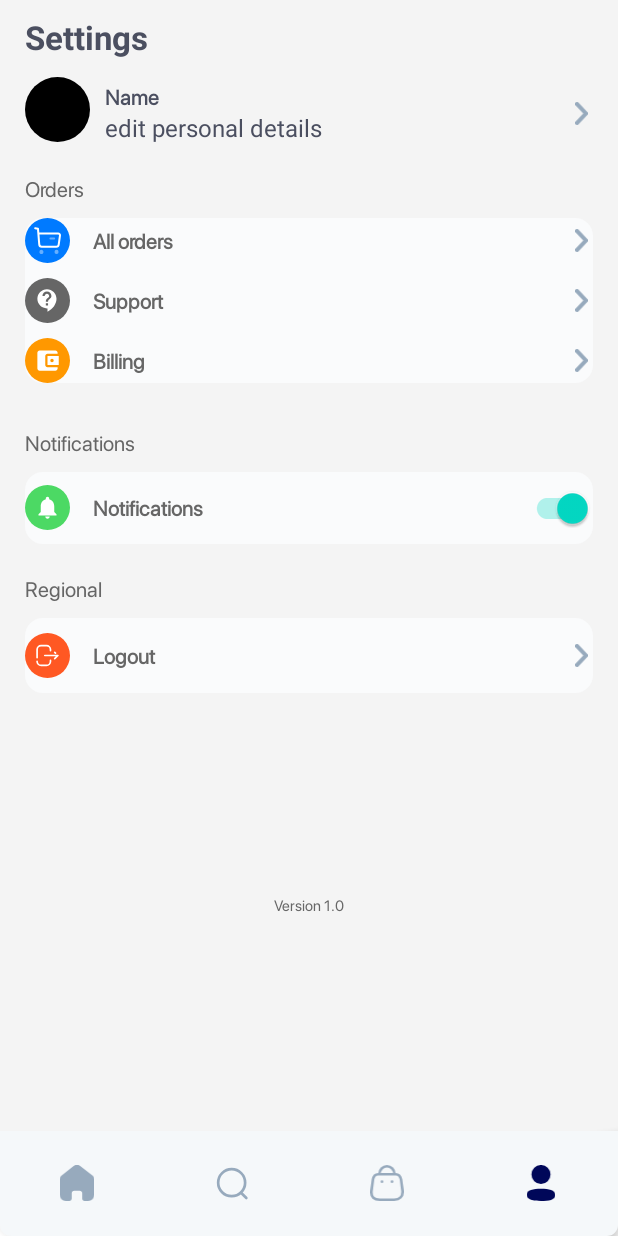
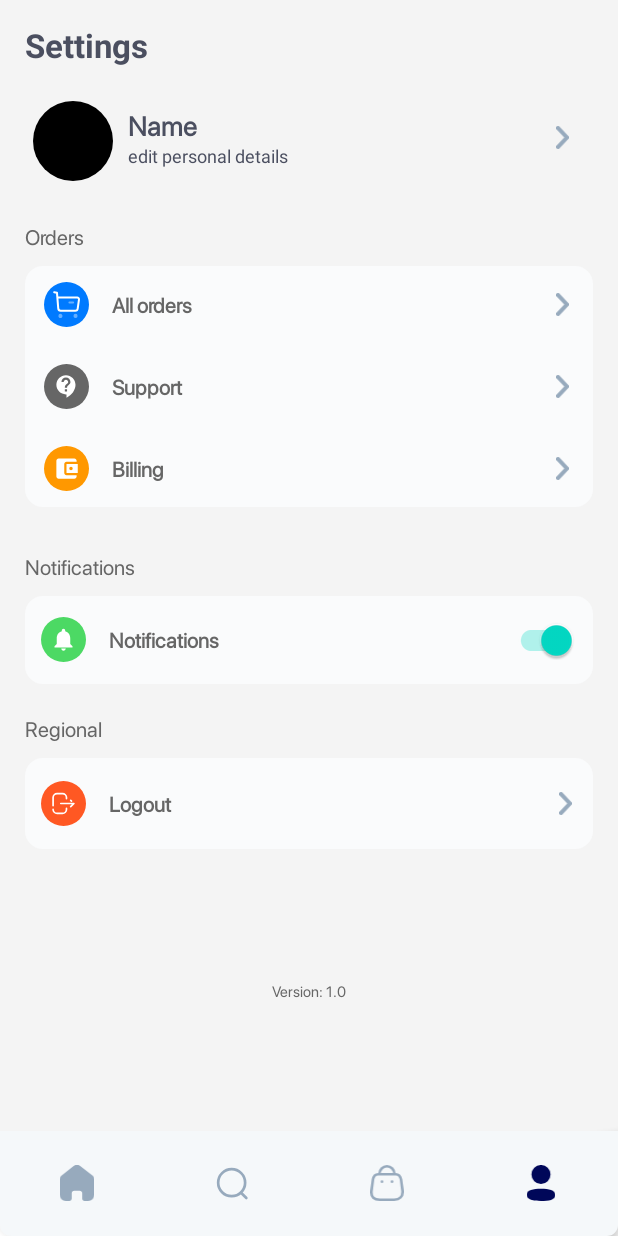
Before and after one commit to OlehTsom/OnlineShop, an Android app: the ProfileFragment screen opened through its navigation route, on a phone screen of 412 x 824 dp. Run offline under Robolectric (Android 15) with nearby library versions, the phone set to English and light mode, and no system bars; our stand-ins replace CircleImageView, Firebase (no records; nobody signed in at launch, a user with empty details on screens opened directly), navigation-ui; libraries missing offline, so code that uses them is left out: org.kodein.di; 12 statements that could not run were skipped.

Commit message:
Hot fix #13214 completed

```diff
--- a/app/src/main/java/com/example/onlineshop/fragments/settings/AllOrdersFragment.kt
+++ b/app/src/main/java/com/example/onlineshop/fragments/settings/AllOrdersFragment.kt
@@ -12,6 +12,7 @@ import com.example.onlineshop.R
 import com.example.onlineshop.adapters.AllOrdersAdapter
 import com.example.onlineshop.databinding.FragmentOrdersBinding
 import com.example.onlineshop.helper.customSnackbarForError
+import com.example.onlineshop.helper.hideBottomNavigation
 import com.example.onlineshop.util.Resource
 import com.example.onlineshop.util.VerticalItemDecoration
 import com.example.onlineshop.viewmodel.AllOrdersViewModel
@@ -82,4 +83,9 @@ class AllOrdersFragment : Fragment(),KodeinAware {
         }
     }
 
+    override fun onResume() {
+        super.onResume()
+        hideBottomNavigation()
+    }
+
 }
--- a/app/src/main/java/com/example/onlineshop/fragments/settings/ProfileFragment.kt
+++ b/app/src/main/java/com/example/onlineshop/fragments/settings/ProfileFragment.kt
@@ -11,6 +11,7 @@ import androidx.fragment.app.Fragment
 import androidx.lifecycle.lifecycleScope
 import androidx.navigation.fragment.findNavController
 import com.bumptech.glide.Glide
+import com.example.onlineshop.BuildConfig
 import com.example.onlineshop.R
 import com.example.onlineshop.activities.LoginRegisterActivity
 import com.example.onlineshop.databinding.FragmentProfileBinding
@@ -91,6 +92,8 @@ class ProfileFragment : Fragment(),KodeinAware {
             findNavController().navigate(R.id.action_profileFragment_to_supportFragment)
         }
 
+        binding.tvVersion.text = "Version: " + BuildConfig.VERSION_NAME
+
     }
 
     override fun onResume() {
--- a/app/src/main/res/layout/best_deals_rv_item.xml
+++ b/app/src/main/res/layout/best_deals_rv_item.xml
@@ -70,6 +70,7 @@
             android:textColor="@color/white"
             android:textSize="10dp"
             android:textStyle="bold"
+            android:clickable="false"
             app:layout_constraintStart_toEndOf="@id/tv_deal_product_name"
             app:layout_constraintTop_toTopOf="@id/tv_deal_product_name"
             android:textAllCaps="false"
--- a/app/src/main/res/layout/fragment_orders.xml
+++ b/app/src/main/res/layout/fragment_orders.xml
@@ -84,7 +84,7 @@
         android:layout_height="wrap_content"
         android:fontFamily="@font/poppins_light"
         android:gravity="center"
-        android:text="No orders to show"
+        android:text="@string/no_orders_to_show"
         android:textColor="@color/black"
         android:textSize="15sp"
         android:visibility="gone"
--- a/app/src/main/res/layout/fragment_profile.xml
+++ b/app/src/main/res/layout/fragment_profile.xml
@@ -35,7 +35,7 @@
                 style="@style/BigTextViewThin"
                 android:layout_width="wrap_content"
                 android:layout_height="wrap_content"
-                android:layout_marginTop="10dp"
+                android:layout_marginTop="15dp"
                 android:text="@string/settings"
                 app:layout_constraintStart_toStartOf="@id/guideline1"
                 app:layout_constraintTop_toTopOf="parent" />
@@ -46,14 +46,18 @@
                 android:layout_height="wrap_content"
                 app:layout_constraintStart_toStartOf="@id/guideline1"
                 app:layout_constraintEnd_toEndOf="@id/guideline2"
-                android:layout_marginTop="12dp"
-                app:layout_constraintTop_toBottomOf="@+id/tvSettings">
+                android:layout_marginTop="15dp"
+                app:layout_constraintTop_toBottomOf="@+id/tvSettings"
+                android:layout_marginEnd="5dp"
+                android:padding="7dp"
+                android:paddingStart="5dp">
 
                 <de.hdodenhof.circleimageview.CircleImageView
                     android:id="@+id/imageUser"
-                    android:layout_width="43dp"
-                    android:layout_height="43dp"
+                    android:layout_width="53dp"
+                    android:layout_height="53dp"
                     android:src="@color/black"
+                    app:layout_constraintBottom_toBottomOf="parent"
                     app:layout_constraintStart_toStartOf="parent"
                     app:layout_constraintTop_toTopOf="parent" />
 
@@ -66,6 +70,7 @@
                     android:layout_marginStart="10dp"
                     android:layout_marginTop="3dp"
                     android:text="Name"
+                    android:textSize="18dp"
                     app:layout_constraintStart_toEndOf="@id/imageUser"
                     app:layout_constraintTop_toTopOf="@+id/imageUser" />
 
@@ -76,6 +81,7 @@
                     style="@style/SmallTextViewThin"
                     android:layout_width="wrap_content"
                     android:layout_height="wrap_content"
+                    android:textSize="12sp"
                     android:text="@string/edit_personal_details"
                     app:layout_constraintTop_toBottomOf="@id/tvUserName"
                     app:layout_constraintStart_toStartOf="@+id/tvUserName" />
@@ -118,11 +124,16 @@
                 android:layout_marginTop="10dp"
                 android:background="@drawable/search_box_background">
 
+
                 <LinearLayout
                     android:id="@+id/linearAllOrders"
                     android:layout_width="match_parent"
                     android:layout_height="wrap_content"
-                    android:orientation="horizontal">
+                    android:orientation="horizontal"
+                    android:layout_marginTop="3dp"
+                    android:layout_marginStart="5dp"
+                    android:layout_marginEnd="5dp"
+                    android:padding="7dp">
 
                     <ImageView
                         android:layout_width="30dp"
@@ -153,11 +164,15 @@
                 </LinearLayout>
 
 
+
                 <LinearLayout
                     android:layout_width="match_parent"
                     android:layout_height="wrap_content"
                     android:orientation="horizontal"
                     android:layout_marginTop="10dp"
+                    android:padding="7dp"
+                    android:layout_marginStart="5dp"
+                    android:layout_marginEnd="5dp"
                     android:id="@+id/linearSupprot">
 
                     <ImageView
@@ -184,17 +199,23 @@
                     <ImageView
                         android:layout_width="15dp"
                         android:layout_height="15dp"
+
                         android:src="@drawable/ic_arrow"
                         app:tint="@color/g_blue_gray200"
                         android:layout_gravity="center_vertical"/>
                 </LinearLayout>
+
 
                 <LinearLayout
                     android:id="@+id/linearBilling"
                     android:layout_width="match_parent"
                     android:layout_height="wrap_content"
                     android:orientation="horizontal"
-                    android:layout_marginTop="10dp">
+                    android:layout_marginTop="10dp"
+                    android:layout_marginBottom="3dp"
+                    android:layout_marginStart="5dp"
+                    android:layout_marginEnd="5dp"
+                    android:padding="7dp">
 
                     <ImageView
                         android:layout_width="30dp"
@@ -254,7 +275,10 @@
                 <LinearLayout
                     android:layout_width="match_parent"
                     android:layout_height="wrap_content"
-                    android:orientation="horizontal">
+                    android:orientation="horizontal"
+                    android:layout_marginStart="5dp"
+                    android:layout_marginEnd="5dp"
+                    android:padding="5dp">
 
                     <ImageView
                         android:layout_width="30dp"
@@ -311,6 +335,7 @@
                 app:layout_constraintEnd_toEndOf="@id/guideline2"
                 app:layout_constraintTop_toBottomOf="@id/tvRegional"
                 android:orientation="vertical"
+                android:padding="5dp"
                 android:layout_marginTop="10dp">
 
                 <LinearLayout
@@ -319,6 +344,8 @@
                     android:layout_height="wrap_content"
                     android:orientation="horizontal"
                     android:layout_marginTop="10dp"
+                    android:layout_marginStart="5dp"
+                    android:layout_marginEnd="5dp"
                     android:layout_marginBottom="10dp">
 
                     <ImageView
@@ -359,7 +386,8 @@
                 android:id="@+id/tvVersion"
                 android:layout_width="wrap_content"
                 android:layout_height="wrap_content"
-                android:layout_marginBottom="10dp"
+                android:layout_marginTop="25dp"
+                android:layout_marginBottom="25dp"
                 android:fontFamily="@font/sf_pro_display"
                 android:text="Version 1.0"
                 android:textColor="@color/g_gray700"
--- a/app/src/main/res/layout/fragment_search_category_base.xml
+++ b/app/src/main/res/layout/fragment_search_category_base.xml
@@ -182,7 +182,7 @@
                     android:layout_height="wrap_content"
                     android:indeterminateTint="@color/g_gray700"
                     android:visibility="gone"
-                    app:layout_constraintBottom_toBottomOf="@id/rvBestProductsSearchCat"
+                    app:layout_constraintBottom_toBottomOf="parent"
                     app:layout_constraintEnd_toEndOf="parent"
                     app:layout_constraintStart_toStartOf="parent" />
 
--- a/app/src/main/res/layout/special_rv_item.xml
+++ b/app/src/main/res/layout/special_rv_item.xml
@@ -58,6 +58,7 @@
             android:text="@string/add_to_cart"
             android:textColor="@color/white"
             android:textSize="10sp"
+            android:clickable="false"
             android:textStyle="bold"
             app:layout_constraintEnd_toEndOf="parent"
             app:layout_constraintTop_toBottomOf="@id/tvSpecialPrdouctPrice"
--- a/app/src/main/res/navigation/shopping_graph.xml
+++ b/app/src/main/res/navigation/shopping_graph.xml
@@ -61,16 +61,32 @@
         tools:layout="@layout/fragment_profile">
         <action
             android:id="@+id/action_profileFragment_to_addressFragment"
-            app:destination="@id/addressFragment" />
+            app:destination="@id/addressFragment"
+            app:enterAnim="@anim/from_righ"
+            app:exitAnim="@anim/to_left"
+            app:popEnterAnim="@anim/from_left"
+            app:popExitAnim="@anim/to_right" />
         <action
             android:id="@+id/action_profileFragment_to_userAccountFragment"
-            app:destination="@id/userAccountFragment" />
+            app:destination="@id/userAccountFragment"
+            app:enterAnim="@anim/from_righ"
+            app:exitAnim="@anim/to_left"
+            app:popEnterAnim="@anim/from_left"
+            app:popExitAnim="@anim/to_right" />
         <action
             android:id="@+id/action_profileFragment_to_ordersFragment"
-            app:destination="@id/ordersFragment" />
+            app:destination="@id/ordersFragment"
+            app:enterAnim="@anim/from_righ"
+            app:exitAnim="@anim/to_left"
+            app:popEnterAnim="@anim/from_left"
+            app:popExitAnim="@anim/to_right" />
         <action
             android:id="@+id/action_profileFragment_to_billingFragment"
-            app:destination="@id/billingFragment" />
+            app:destination="@id/billingFragment"
+            app:enterAnim="@anim/from_righ"
+            app:exitAnim="@anim/to_left"
+            app:popEnterAnim="@anim/from_left"
+            app:popExitAnim="@anim/to_right" />
         <action
             android:id="@+id/action_profileFragment_to_supportFragment"
             app:destination="@id/supportFragment"
--- a/app/src/main/res/values/colors.xml
+++ b/app/src/main/res/values/colors.xml
@@ -28,4 +28,5 @@
     <color name="unselected_color">#00FF00</color>
     <color name="light_blue">#007aff</color>
     <color name="white_so_litel_grey">#f7f7f7</color>
+    <color name="g_gray200">#B1B2B3</color>
 </resources>
--- a/app/src/main/res/values/strings.xml
+++ b/app/src/main/res/values/strings.xml
@@ -102,4 +102,5 @@
     <string name="add_to_cart">Add to cart</string>
     <string name="add_to_cart_detail">Add to cart</string>
     <string name="your_shopping_cart_is_empty">Your shopping cart is empty</string>
+    <string name="no_orders_to_show">No orders to show</string>
 </resources>
```
Also changed, not shown: app/src/main/java/com/example/onlineshop/fragments/shoping/BillingFragment.kt (+7 -1 lines), app/src/main/java/com/example/onlineshop/fragments/shoping/UserAccountFragment.kt (+10 -1 lines), app/src/main/res/layout/product_rv_item_shimmer.xml (+7 -7 lines), app/src/main/res/layout/product_rv_item_shimmer_grid.xml (+14 -14 lines), 1 other file.
